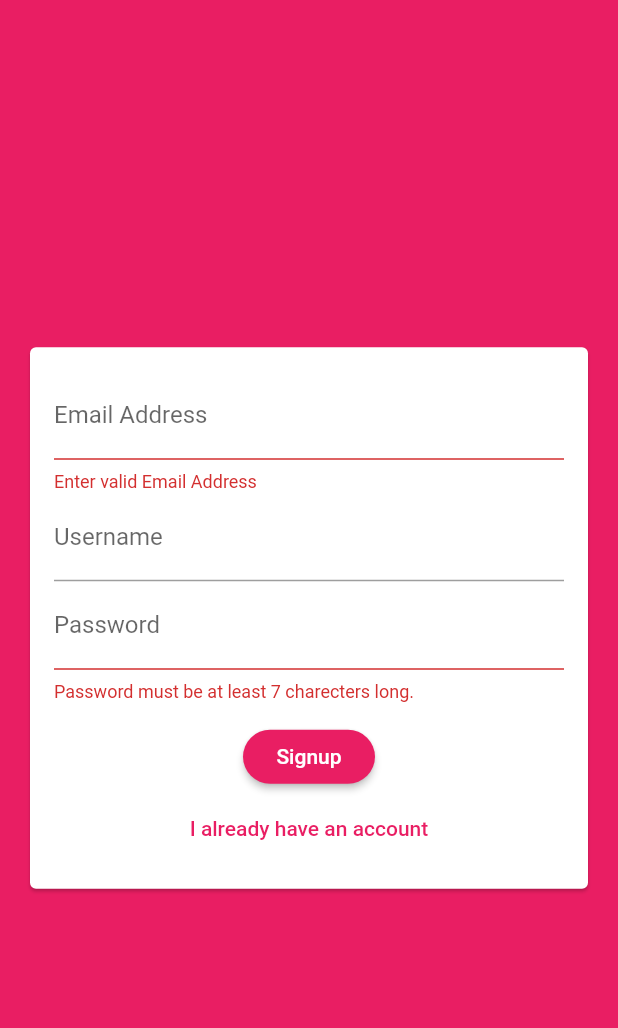
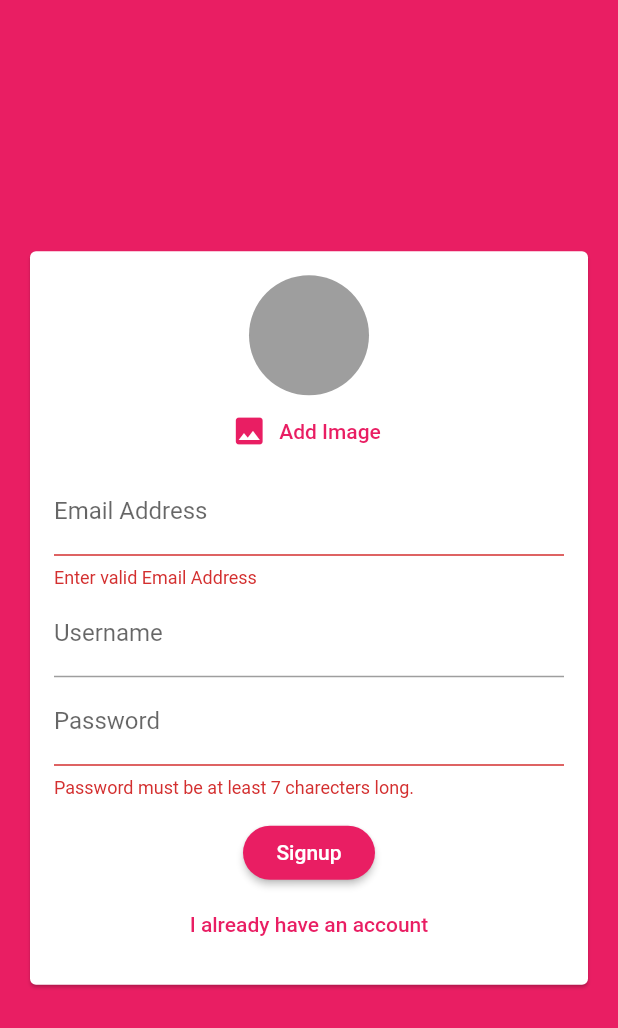
Before and after one commit to CodeCrunch-Techlabs/flutter-training, a Flutter app: the screen it shows after launch, after a tap on "Login", after a tap on "Create new account", on a phone screen of 412 x 824 dp. Shown: the top 1028 px of the screen. Run offline on Flutter 3.47's test engine with Material 2 defaults, Android fonts, the phone set to English and light mode, and no system bars; our stand-ins replace cloud_firestore, firebase_auth, firebase_core, firebase_storage, image_picker; accounts and stored records are empty.

Commit message:
feat: Implement Image picker & chat theme

```diff
--- /dev/null
+++ b/flutter_chat_app/lib/pickers/user_image_picker.dart
@@ -0,0 +1,47 @@
+import 'dart:io';
+
+import 'package:flutter/material.dart';
+import 'package:image_picker/image_picker.dart';
+
+class UserImagePicker extends StatefulWidget {
+  UserImagePicker(this.imagepickFn);
+  final void Function(File pickedOmage) imagepickFn;
+  @override
+  _UserImagePickerState createState() => _UserImagePickerState();
+}
+
+class _UserImagePickerState extends State<UserImagePicker> {
+  File _pickedImage;
+
+  void _pickImage() async {
+
+    final picker = ImagePicker();
+    final pickedImage = await picker.getImage(source: ImageSource.gallery, imageQuality: 50);
+    final pickedImageFile = File(pickedImage.path);
+
+    setState(() {
+      _pickedImage = pickedImageFile;
+    });
+    widget.imagepickFn(pickedImageFile);
+  }
+
+  @override
+  Widget build(BuildContext context) {
+    return Column(
+      children: [
+        CircleAvatar(
+          radius: 40,
+          backgroundColor: Colors.grey,
+          backgroundImage:
+              _pickedImage != null ? FileImage(_pickedImage) : null,
+        ),
+        FlatButton.icon(
+          textColor: Theme.of(context).primaryColor,
+          onPressed: _pickImage,
+          icon: Icon(Icons.image),
+          label: Text('Add Image'),
+        ),
+      ],
+    );
+  }
+}
--- a/flutter_chat_app/lib/screens/auth_screen.dart
+++ b/flutter_chat_app/lib/screens/auth_screen.dart
@@ -1,5 +1,8 @@
+import 'dart:io';
+
 import 'package:cloud_firestore/cloud_firestore.dart';
 import 'package:firebase_auth/firebase_auth.dart';
+import 'package:firebase_storage/firebase_storage.dart';
 import 'package:flutter/material.dart';
 import 'package:flutter/services.dart';
 import 'package:flutter_chat_app/widgets/auth/auth_form.dart';
@@ -16,6 +19,7 @@ class _AuthScreenState extends State<AuthScreen> {
     String email,
     String username,
     String password,
+    File image,
     bool isLogin,
     BuildContext ctx,
   ) async {
@@ -34,12 +38,22 @@ class _AuthScreenState extends State<AuthScreen> {
           email: email,
           password: password,
         );
+
+        final ref = FirebaseStorage.instance
+            .ref()
+            .child('user_image')
+            .child(userCredential.user.uid + '.jpg');
+
+        await ref.putFile(image).onComplete;
+        final url = await ref.getDownloadURL();
+
         await FirebaseFirestore.instance
             .collection('users')
             .doc(userCredential.user.uid)
             .set({
           'username': username,
           'email': email,
+          'image_url': url,
         });
       }
     } on PlatformException catch (err) {
@@ -68,7 +82,7 @@ class _AuthScreenState extends State<AuthScreen> {
   Widget build(BuildContext context) {
     return Scaffold(
       backgroundColor: Theme.of(context).primaryColor,
-      body: AuthForm(_submitAuthForm,_isLoading),
+      body: AuthForm(_submitAuthForm, _isLoading),
     );
   }
 }
--- a/flutter_chat_app/lib/screens/chat_screen.dart
+++ b/flutter_chat_app/lib/screens/chat_screen.dart
@@ -1,4 +1,3 @@
-import 'package:cloud_firestore/cloud_firestore.dart';
 import 'package:firebase_auth/firebase_auth.dart';
 import 'package:flutter/material.dart';
 import 'package:flutter_chat_app/widgets/chat/messages.dart';
--- a/flutter_chat_app/lib/widgets/auth/auth_form.dart
+++ b/flutter_chat_app/lib/widgets/auth/auth_form.dart
@@ -1,4 +1,7 @@
+import 'dart:io';
+
 import 'package:flutter/material.dart';
+import 'package:flutter_chat_app/pickers/user_image_picker.dart';
 
 class AuthForm extends StatefulWidget {
   AuthForm(this.submitFn, this.isLoading);
@@ -8,6 +11,7 @@ class AuthForm extends StatefulWidget {
     String email,
     String username,
     String password,
+    File image,
     bool isLogin,
     BuildContext ctx,
   ) submitFn;
@@ -21,10 +25,25 @@ class _AuthFormState extends State<AuthForm> {
   var _userEmail = '';
   var _userName = '';
   var _userPassword = '';
+  File _userImageFile;
+
+  void _pickedImage(File image) {
+    _userImageFile = image;
+  }
 
   void _trysubmit() {
     final _isvalid = _formkey.currentState.validate();
     FocusScope.of(context).unfocus();
+
+    if (_userImageFile == null && !_isLogin) {
+      Scaffold.of(context).showSnackBar(
+        SnackBar(
+          content: Text('Please pick an Image'),
+          backgroundColor: Theme.of(context).errorColor,
+        ),
+      );
+      return;
+    }
 
     if (_isvalid) {
       _formkey.currentState.save();
@@ -32,6 +51,7 @@ class _AuthFormState extends State<AuthForm> {
         _userEmail.trim(),
         _userName.trim(),
         _userPassword.trim(),
+        _userImageFile,
         _isLogin,
         context,
       );
@@ -51,6 +71,7 @@ class _AuthFormState extends State<AuthForm> {
               child: Column(
                 mainAxisSize: MainAxisSize.min,
                 children: [
+                  if (!_isLogin) UserImagePicker(_pickedImage),
                   TextFormField(
                     key: ValueKey('email'),
                     validator: (value) {
--- a/flutter_chat_app/pubspec.yaml
+++ b/flutter_chat_app/pubspec.yaml
@@ -31,6 +31,9 @@ dependencies:
   firebase_core : ^0.5.0
   cloud_firestore: ^0.14.1+2
   firebase_auth: ^0.18.1+1
+  image_picker: ^0.6.7+11
+  firebase_storage: ^4.0.1
+  firebase_messaging: ^7.0.3
 
 dev_dependencies:
   flutter_test:
```
Also changed, not shown: flutter_chat_app/lib/widgets/chat/message_bubble.dart (+77 -0 lines), flutter_chat_app/lib/widgets/chat/messages.dart (+13 -4 lines), flutter_chat_app/lib/widgets/chat/new_message.dart (+12 -3 lines), flutter_chat_app/pubspec.lock.
